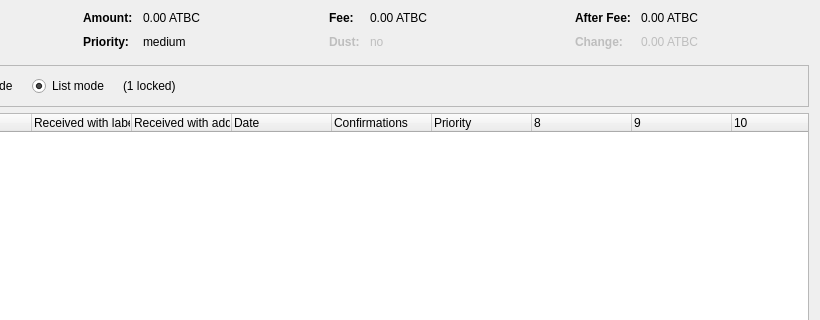
Qt form src/qt/forms/coincontroldialog.ui (Ailein/atbcoin-insight) before a commit; both pictures show x 180 to 1000 and y 0 to 320 of the 1000 by 500 pixel window.
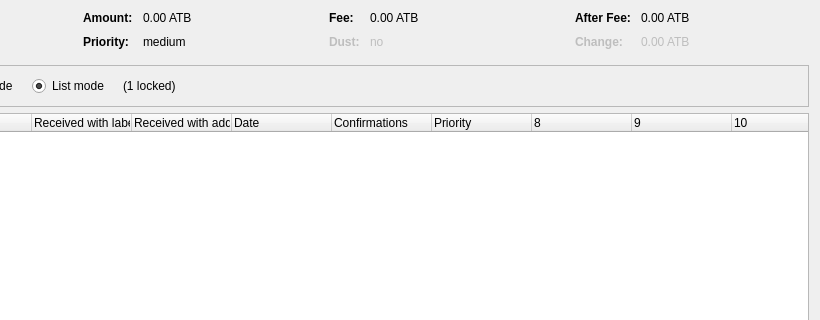
The same form after that commit. Custom widgets are drawn as their Qt base class.

```diff
--- a/src/qt/forms/coincontroldialog.ui
+++ b/src/qt/forms/coincontroldialog.ui
@@ -132,7 +132,7 @@
           <enum>Qt::ActionsContextMenu</enum>
          </property>
          <property name="text">
-          <string notr="true">0.00 ATBC</string>
+          <string notr="true">0.00 ATB</string>
          </property>
          <property name="textInteractionFlags">
           <set>Qt::LinksAccessibleByMouse|Qt::TextSelectableByKeyboard|Qt::TextSelectableByMouse</set>
@@ -206,7 +206,7 @@
           <enum>Qt::ActionsContextMenu</enum>
          </property>
          <property name="text">
-          <string notr="true">0.00 ATBC</string>
+          <string notr="true">0.00 ATB</string>
          </property>
          <property name="textInteractionFlags">
           <set>Qt::LinksAccessibleByMouse|Qt::TextSelectableByKeyboard|Qt::TextSelectableByMouse</set>
@@ -286,7 +286,7 @@
           <enum>Qt::ActionsContextMenu</enum>
          </property>
          <property name="text">
-          <string notr="true">0.00 ATBC</string>
+          <string notr="true">0.00 ATB</string>
          </property>
          <property name="textInteractionFlags">
           <set>Qt::LinksAccessibleByMouse|Qt::TextSelectableByKeyboard|Qt::TextSelectableByMouse</set>
@@ -321,7 +321,7 @@
           <enum>Qt::ActionsContextMenu</enum>
          </property>
          <property name="text">
-          <string notr="true">0.00 ATBC</string>
+          <string notr="true">0.00 ATB</string>
          </property>
          <property name="textInteractionFlags">
           <set>Qt::LinksAccessibleByMouse|Qt::TextSelectableByKeyboard|Qt::TextSelectableByMouse</set>
```
